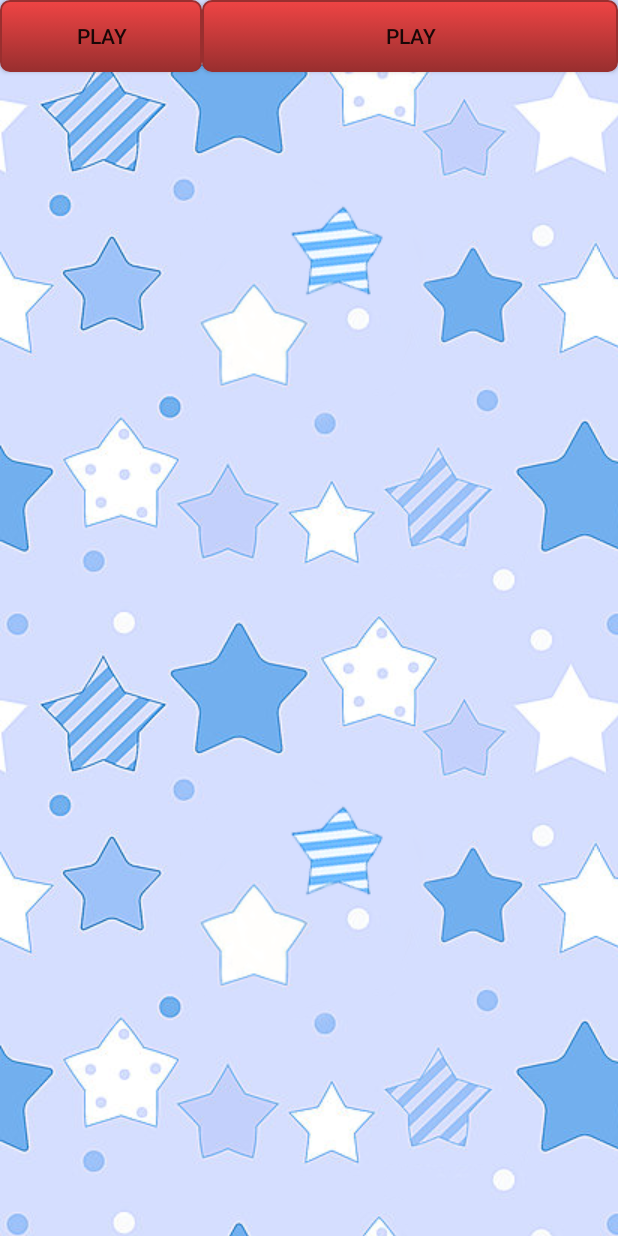
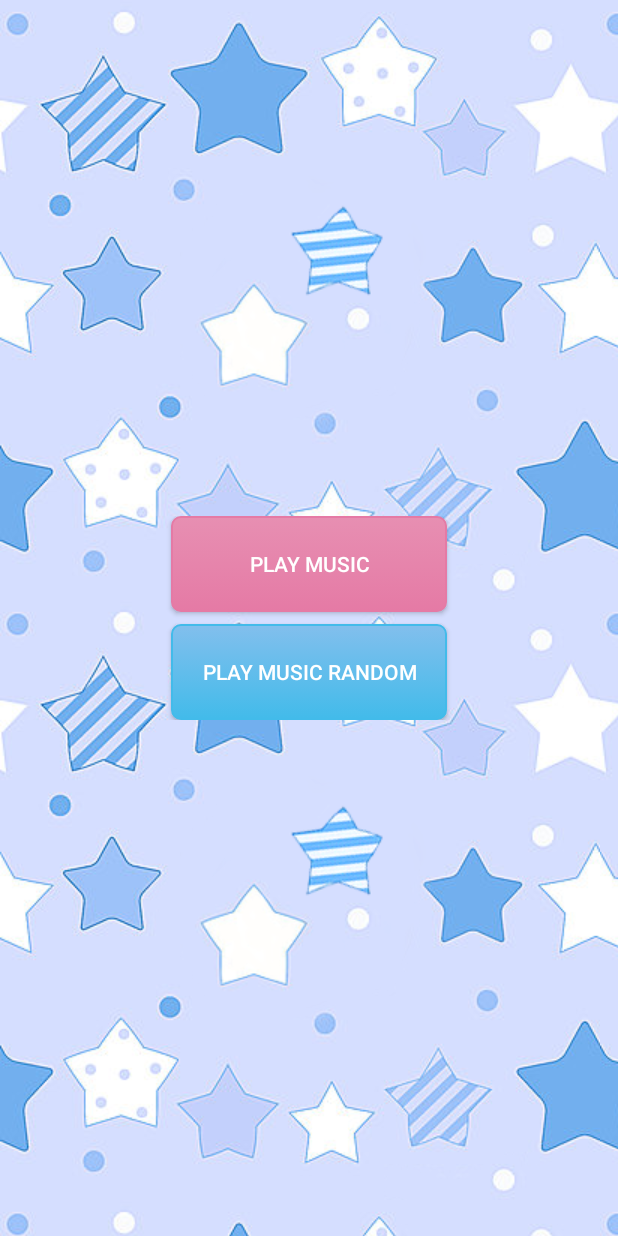
Before and after one commit to ashomokdev/Lullabies, an Android app: the screen it shows after launch (MainActivity), on a phone screen of 412 x 824 dp. Run offline under Robolectric (Android 15) with nearby library versions, the phone set to English and light mode, and no system bars.

Commit message:
inside room added

```diff
--- a/app/src/main/AndroidManifest.xml
+++ b/app/src/main/AndroidManifest.xml
@@ -19,6 +19,11 @@
                 <category android:name="android.intent.category.LAUNCHER" />
             </intent-filter>
         </activity>
+        <activity android:name=".InsideRoom" >
+            <meta-data
+                android:name="android.support.PARENT_ACTIVITY"
+                android:value=".MainActivity" />
+        </activity>
     </application>
 
 </manifest>
--- /dev/null
+++ b/app/src/main/java/com/ashomok/lullabies/InsideRoom.java
@@ -0,0 +1,15 @@
+package com.ashomok.lullabies;
+
+import android.support.v7.app.AppCompatActivity;
+import android.os.Bundle;
+
+public class InsideRoom extends AppCompatActivity {
+
+    @Override
+    protected void onCreate(Bundle savedInstanceState) {
+
+        super.onCreate(savedInstanceState);
+
+        setContentView(R.layout.activity_inside_room);
+    }
+}
--- a/app/src/main/java/com/ashomok/lullabies/MainActivity.java
+++ b/app/src/main/java/com/ashomok/lullabies/MainActivity.java
@@ -1,18 +1,21 @@
 package com.ashomok.lullabies;
 
 import android.annotation.SuppressLint;
-import android.support.v7.app.ActionBar;
+import android.content.Intent;
 import android.support.v7.app.AppCompatActivity;
 import android.os.Bundle;
 import android.os.Handler;
-import android.view.MotionEvent;
 import android.view.View;
+import android.widget.Button;
 
 /**
  * An example full-screen activity that shows and hides the system UI (i.e.
  * status bar and navigation/system bar) with user interaction.
  */
 public class MainActivity extends AppCompatActivity {
+
+    private Button mBtnPlayMusic;
+    private Button mBtnPlayMusicRandom;
     /**
      * Whether or not the system UI should be auto-hidden after
      * {@link #AUTO_HIDE_DELAY_MILLIS} milliseconds.
@@ -39,7 +42,7 @@ public class MainActivity extends AppCompatActivity {
     protected void onCreate(Bundle savedInstanceState) {
         super.onCreate(savedInstanceState);
 
-        setContentView(R.layout.activity_main);
+        setContentView(R.layout.activity_start);
 
         mVisible = true;
 //        mControlsView = findViewById(R.id.fullscreen_content_controls);
@@ -58,6 +61,17 @@ public class MainActivity extends AppCompatActivity {
         // operations to prevent the jarring behavior of controls going away
         // while interacting with the UI.
        // findViewById(R.id.dummy_button).setOnTouchListener(mDelayHideTouchListener);
+
+        mBtnPlayMusic = (Button) findViewById(R.id.play_music_btn);
+        mBtnPlayMusicRandom = (Button) findViewById(R.id.play_music_random_btn);
+
+        mBtnPlayMusic.setOnClickListener(new View.OnClickListener() {
+            @Override
+            public void onClick(View v) {
+                Intent intent = new Intent(v.getContext(), InsideRoom.class);
+                startActivity(intent);
+            }
+        });
     }
 
     @Override
--- /dev/null
+++ b/app/src/main/res/drawable/blue_button.xml
@@ -0,0 +1,37 @@
+<?xml version="1.0" encoding="utf-8"?>
+<selector xmlns:android="http://schemas.android.com/apk/res/android">
+    <item android:state_pressed="true" >
+        <shape>
+            <solid
+                android:color="#99c8ec" />
+            <stroke
+                android:width="1dp"
+                android:color="#99c8ec" />
+            <corners
+                android:radius="6dp" />
+            <padding
+                android:left="10dp"
+                android:top="10dp"
+                android:right="10dp"
+                android:bottom="10dp" />
+        </shape>
+    </item>
+    <item>
+        <shape>
+            <gradient
+                android:startColor="#82bfed"
+                android:endColor="#42bbea"
+                android:angle="270" />
+            <stroke
+                android:width="1dp"
+                android:color="#42bbea" />
+            <corners
+                android:radius="6dp" />
+            <padding
+                android:left="10dp"
+                android:top="10dp"
+                android:right="10dp"
+                android:bottom="10dp" />
+        </shape>
+    </item>
+</selector>
--- a/app/src/main/res/drawable/red_button.xml
+++ b/app/src/main/res/drawable/pink_button.xml
@@ -3,10 +3,10 @@
     <item android:state_pressed="true" >
         <shape>
             <solid
-                android:color="#ef4444" />
+                android:color="#e7a7c0" />
             <stroke
                 android:width="1dp"
-                android:color="#992f2f" />
+                android:color="#e7a7c0" />
             <corners
                 android:radius="6dp" />
             <padding
@@ -19,12 +19,12 @@
     <item>
         <shape>
             <gradient
-                android:startColor="#ef4444"
-                android:endColor="#992f2f"
+                android:startColor="#e78fb2"
+                android:endColor="#e57aa5"
                 android:angle="270" />
             <stroke
                 android:width="1dp"
-                android:color="#992f2f" />
+                android:color="#e57aa5" />
             <corners
                 android:radius="6dp" />
             <padding
--- /dev/null
+++ b/app/src/main/res/layout/activity_inside_room.xml
@@ -0,0 +1,11 @@
+<?xml version="1.0" encoding="utf-8"?>
+<LinearLayout xmlns:android="http://schemas.android.com/apk/res/android"
+    xmlns:tools="http://schemas.android.com/tools"
+    android:orientation="vertical"
+    android:layout_width="match_parent"
+    android:layout_height="match_parent"
+    android:background="@drawable/background"
+    tools:context=".InsideRoom">
+
+
+</LinearLayout>
--- a/app/src/main/res/layout/activity_main.xml
+++ /dev/null
@@ -1,61 +0,0 @@
-<LinearLayout xmlns:android="http://schemas.android.com/apk/res/android"
-    xmlns:tools="http://schemas.android.com/tools"
-    android:layout_width="match_parent"
-    android:layout_height="match_parent"
-    android:orientation="vertical"
-    android:background="@drawable/background_texture"
-    tools:context=".MainActivity"
-    android:id="@+id/fullscreen_content"
-    android:keepScreenOn="true" >
-    <LinearLayout
-        android:orientation="horizontal"
-        android:layout_width="fill_parent"
-        android:layout_height="wrap_content"
-        android:layout_weight="1">
-
-        <Button
-            android:layout_width="wrap_content"
-            android:layout_height="wrap_content"
-            android:text="Play"
-            android:background="@drawable/red_button"
-            android:layout_weight="20"
-            />
-
-        <Button
-            android:layout_width="wrap_content"
-            android:layout_height="wrap_content"
-            android:text="Play"
-            android:background="@drawable/red_button"
-            android:layout_weight="80"
-            />
-
-    </LinearLayout>
-
-
-    <!--&lt;!&ndash; The primary full-screen view. This can be replaced with whatever view-->
-         <!--is needed to present your content, e.g. VideoView, SurfaceView,-->
-         <!--TextureView, etc. &ndash;&gt;-->
-    <!--<TextView android:id="@+id/fullscreen_content" android:layout_width="match_parent"-->
-        <!--android:layout_height="match_parent" android:keepScreenOn="true" android:textColor="#33b5e5"-->
-        <!--android:textStyle="bold" android:textSize="50sp" android:gravity="center"-->
-        <!--android:text="@string/dummy_content" />-->
-
-    <!--&lt;!&ndash; This FrameLayout insets its children based on system windows using-->
-         <!--android:fitsSystemWindows. &ndash;&gt;-->
-    <!--<FrameLayout android:layout_width="match_parent" android:layout_height="match_parent"-->
-        <!--android:fitsSystemWindows="true">-->
-
-        <!--<LinearLayout android:id="@+id/fullscreen_content_controls" style="?metaButtonBarStyle"-->
-            <!--android:layout_width="match_parent" android:layout_height="wrap_content"-->
-            <!--android:layout_gravity="bottom|center_horizontal"-->
-            <!--android:background="@color/black_overlay" android:orientation="horizontal"-->
-            <!--tools:ignore="UselessParent">-->
-
-            <!--&lt;!&ndash;<Button android:id="@+id/dummy_button" style="?metaButtonBarButtonStyle"&ndash;&gt;-->
-                <!--&lt;!&ndash;android:layout_width="0dp" android:layout_height="wrap_content"&ndash;&gt;-->
-                <!--&lt;!&ndash;android:layout_weight="1" android:text="@string/dummy_button" />&ndash;&gt;-->
-
-        <!--</LinearLayout>-->
-    <!--</FrameLayout>-->
-
-</LinearLayout>
--- /dev/null
+++ b/app/src/main/res/layout/activity_start.xml
@@ -0,0 +1,63 @@
+<RelativeLayout xmlns:android="http://schemas.android.com/apk/res/android"
+    xmlns:tools="http://schemas.android.com/tools"
+    android:id="@+id/fullscreen_content"
+    android:layout_width="match_parent"
+    android:layout_height="match_parent"
+    android:background="@drawable/background_texture"
+    android:keepScreenOn="true"
+    android:orientation="vertical"
+    tools:context=".MainActivity">
+
+    <LinearLayout
+        android:layout_width="fill_parent"
+        android:layout_height="wrap_content"
+        android:layout_centerInParent="true"
+        android:orientation="vertical">
+
+        <Button
+            android:id="@+id/play_music_btn"
+            style="@style/ButtonPink"
+            android:layout_width="wrap_content"
+            android:layout_height="wrap_content"
+            android:text="@string/play_music"
+            android:layout_gravity="center"
+            android:layout_marginBottom="@dimen/layout_margin"/>
+
+        <Button
+            android:id="@+id/play_music_random_btn"
+            style="@style/ButtonBlue"
+            android:layout_width="wrap_content"
+            android:layout_height="wrap_content"
+            android:layout_gravity="center"
+            android:text="@string/play_music_random" />
+
+    </LinearLayout>
+
+
+    <!--&lt;!&ndash; The primary full-screen view. This can be replaced with whatever view-->
+    <!--is needed to present your content, e.g. VideoView, SurfaceView,-->
+    <!--TextureView, etc. &ndash;&gt;-->
+    <!--<TextView android:id="@+id/fullscreen_content" android:layout_width="match_parent"-->
+    <!--android:layout_height="match_parent" android:keepScreenOn="true" android:textColor="#33b5e5"-->
+    <!--android:textStyle="bold" android:textSize="50sp" android:gravity="center"-->
+    <!--android:text="@string/dummy_content" />-->
+
+    <!--&lt;!&ndash; This FrameLayout insets its children based on system windows using-->
+    <!--android:fitsSystemWindows. &ndash;&gt;-->
+    <!--<FrameLayout android:layout_width="match_parent" android:layout_height="match_parent"-->
+    <!--android:fitsSystemWindows="true">-->
+
+    <!--<LinearLayout android:id="@+id/fullscreen_content_controls" style="?metaButtonBarStyle"-->
+    <!--android:layout_width="match_parent" android:layout_height="wrap_content"-->
+    <!--android:layout_gravity="bottom|center_horizontal"-->
+    <!--android:background="@color/black_overlay" android:orientation="horizontal"-->
+    <!--tools:ignore="UselessParent">-->
+
+    <!--&lt;!&ndash;<Button android:id="@+id/dummy_button" style="?metaButtonBarButtonStyle"&ndash;&gt;-->
+    <!--&lt;!&ndash;android:layout_width="0dp" android:layout_height="wrap_content"&ndash;&gt;-->
+    <!--&lt;!&ndash;android:layout_weight="1" android:text="@string/dummy_button" />&ndash;&gt;-->
+
+    <!--</LinearLayout>-->
+    <!--</FrameLayout>-->
+
+</RelativeLayout>
--- /dev/null
+++ b/app/src/main/res/values-sw600dp/dimens.xml
@@ -0,0 +1,5 @@
+<?xml version="1.0" encoding="utf-8"?>
+<resources>
+    <dimen name ="layout_margin">24dp</dimen >
+
+</resources>
--- /dev/null
+++ b/app/src/main/res/values-sw600dp/styles.xml
@@ -0,0 +1,25 @@
+<resources>
+
+    <style name="ButtonPink">
+        <item name="android:textColor">@color/white</item>
+        <item name="android:padding">3dp</item>
+        <item name="android:minWidth">436dp</item>
+        <item name="android:minHeight">96dp</item>
+        <item name="android:background">@drawable/pink_button</item>
+        <item name="android:textSize">24sp</item>
+        <item name="android:paddingRight">25dp</item>
+        <item name="android:paddingLeft">25dp</item>
+    </style>
+
+    <style name="ButtonBlue">
+        <item name="android:textColor">@color/white</item>
+        <item name="android:padding">3dp</item>
+        <item name="android:minWidth">436dp</item>
+        <item name="android:minHeight">96dp</item>
+        <item name="android:background">@drawable/blue_button</item>
+        <item name="android:textSize">24sp</item>
+        <item name="android:paddingRight">25dp</item>
+        <item name="android:paddingLeft">25dp</item>
+    </style>
+
+</resources>
--- a/app/src/main/res/values/colors.xml
+++ b/app/src/main/res/values/colors.xml
@@ -5,4 +5,6 @@
     <color name="colorAccent">#FF4081</color>
 
     <color name="black_overlay">#66000000</color>
+
+    <color name="white">#ffffff</color>
 </resources>
--- /dev/null
+++ b/app/src/main/res/values/dimens.xml
@@ -0,0 +1,4 @@
+<?xml version="1.0" encoding="utf-8"?>
+<resources>
+    <dimen name = "layout_margin">8dp</dimen >
+</resources>
--- a/app/src/main/res/values/strings.xml
+++ b/app/src/main/res/values/strings.xml
@@ -3,4 +3,6 @@
 
     <string name="dummy_button">Dummy Button</string>
     <string name="dummy_content">DUMMY\nCONTENT</string>
+    <string name="play_music">Play music</string>
+    <string name="play_music_random">Play music random</string>
 </resources>
--- a/app/src/main/res/values/styles.xml
+++ b/app/src/main/res/values/styles.xml
@@ -15,4 +15,26 @@
         <item name="metaButtonBarButtonStyle">?android:attr/buttonBarButtonStyle</item>
     </style>
 
+    <style name="ButtonPink">
+        <item name="android:textColor">@color/white</item>
+        <item name="android:padding">3dp</item>
+        <item name="android:minWidth">184dp</item>
+        <item name="android:minHeight">64dp</item>
+        <item name="android:background">@drawable/pink_button</item>
+        <item name="android:textSize">14sp</item>
+        <item name="android:paddingRight">25dp</item>
+        <item name="android:paddingLeft">25dp</item>
+    </style>
+
+    <style name="ButtonBlue">
+        <item name="android:textColor">@color/white</item>
+        <item name="android:padding">3dp</item>
+        <item name="android:minWidth">184dp</item>
+        <item name="android:minHeight">64dp</item>
+        <item name="android:background">@drawable/blue_button</item>
+        <item name="android:textSize">14sp</item>
+        <item name="android:paddingRight">25dp</item>
+        <item name="android:paddingLeft">25dp</item>
+    </style>
+
 </resources>
```
Also changed, not shown: app/src/main/res/drawable/background.JPG (added), 1 other file.
